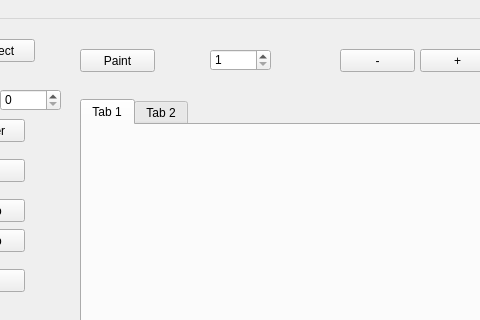
Old version of the form paintProgram/mainwindow.ui in the repository ElliotHarding/paintProgram; both pictures show x 90 to 570 and y 0 to 320 of the 800 by 600 pixel window.
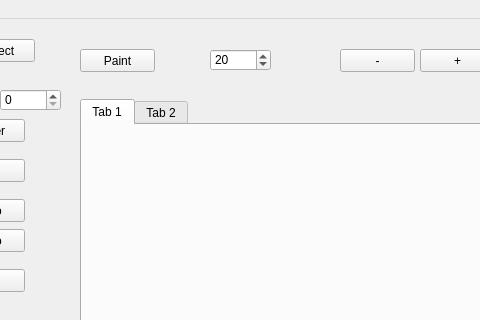
New version of the form.

```diff
--- a/paintProgram/mainwindow.ui
+++ b/paintProgram/mainwindow.ui
@@ -114,6 +114,9 @@
     <property name="maximum">
      <number>100</number>
     </property>
+    <property name="value">
+     <number>20</number>
+    </property>
    </widget>
    <widget class="QPushButton" name="btn_eraserTool">
     <property name="geometry">
```
